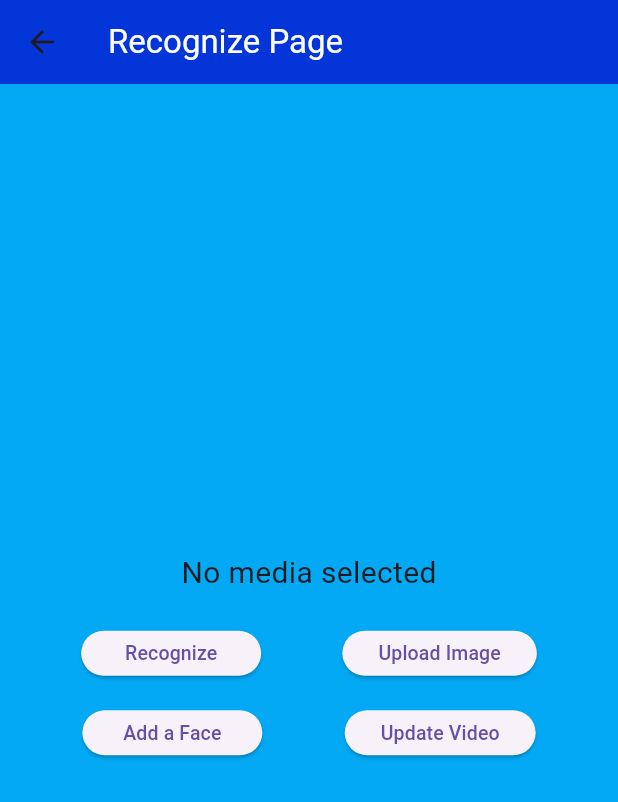
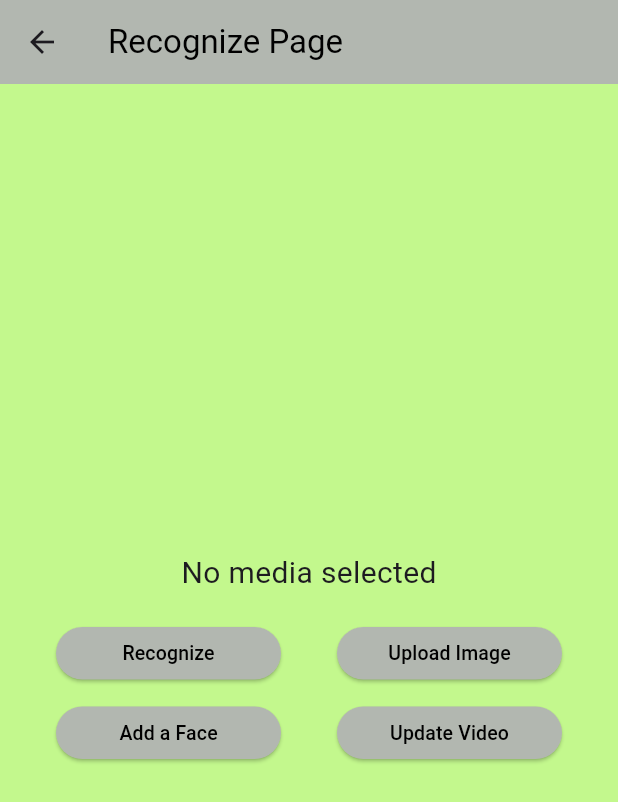
Before and after one commit to Nikhil-1426/Remembron, a Flutter app: the RecognizePage screen opened directly, on a phone screen of 412 x 824 dp. Shown: the top 802 px of the screen. Run offline on Flutter 3.47's test engine with Material 3 defaults, Android fonts, the phone set to English and light mode, and no system bars; our stand-ins replace cloud_firestore, firebase_auth, firebase_core, firebase_storage, image_picker, permission_handler and 2 more; missing offline and left inert: flutter_sound; accounts and stored records are empty.

Commit message:
Final prototype

```diff
--- a/lib/GeoFencingPage.dart
+++ b/lib/GeoFencingPage.dart
@@ -4,10 +4,10 @@ class GeoFencingPage extends StatelessWidget {
   @override
   Widget build(BuildContext context) {
     return Scaffold(
-      backgroundColor: Colors.lightBlue,
+      backgroundColor: Color.fromARGB(255, 195, 248, 141),
       appBar: AppBar(
-        backgroundColor: Color.fromARGB(255, 4, 53, 216),
-        title: Text("Geo Fencing", style: TextStyle(color: Color.fromRGBO(252, 253, 252, 1), fontSize: 22)),
+        backgroundColor: Color.fromARGB(255, 178, 183, 176),
+        title: Text("Geo Fencing", style: TextStyle(color: Colors.black, fontSize: 22)),
       ),
       body: Center(
         child: Column(
--- a/lib/RecognizePage.dart
+++ b/lib/RecognizePage.dart
@@ -129,10 +129,10 @@ class _RecognizePageState extends State<RecognizePage> {
 @override
 Widget build(BuildContext context) {
   return Scaffold(
-    backgroundColor: Colors.lightBlue,
+    backgroundColor: Color.fromARGB(255, 195, 248, 141),
     appBar: AppBar(
-      backgroundColor: Color.fromARGB(255, 4, 53, 216),
-      title: Text('Recognize Page', style: TextStyle(color: Color.fromRGBO(252, 253, 252, 1), fontSize: 22)),
+      backgroundColor: Color.fromARGB(255, 178, 183, 176),
+      title: Text('Recognize Page', style: TextStyle(color: Colors.black, fontSize: 22)),
     ),
     body: Center(
       child: Column(
@@ -149,16 +149,20 @@ Widget build(BuildContext context) {
             children: [
               ElevatedButton(
                 onPressed: _takePicture,
-                child: Text('Recognize', style: TextStyle(fontSize: 13)),
+                child: Text('Recognize', style: TextStyle(fontSize: 13, color : Colors.black)),
                 style: ButtonStyle(
-                  minimumSize: MaterialStateProperty.all<Size>(Size(120, 30)), // Adjust button size here
+                  minimumSize: MaterialStateProperty.all<Size>(Size(150, 35)),
+                  backgroundColor: MaterialStateProperty.all(
+                      Color.fromARGB(255, 178, 183, 176)) // Adjust button size here
                 ),
               ),
               ElevatedButton(
                 onPressed: _uploadImage,
-                child: Text('Upload Image', style: TextStyle(fontSize: 13)),
+                child: Text('Upload Image', style: TextStyle(fontSize: 13, color : Colors.black)),
                 style: ButtonStyle(
-                  minimumSize: MaterialStateProperty.all<Size>(Size(120, 30)), // Adjust button size here
+                  minimumSize: MaterialStateProperty.all<Size>(Size(150, 35)),
+                  backgroundColor: MaterialStateProperty.all(
+                      Color.fromARGB(255, 178, 183, 176)) // Adjust button size here
                 ),
               ),
             ],
@@ -169,16 +173,20 @@ Widget build(BuildContext context) {
             children: [
               ElevatedButton(
                 onPressed: _takeVideo,
-                child: Text('Add a Face', style: TextStyle(fontSize: 13)),
+                child: Text('Add a Face', style: TextStyle(fontSize: 13, color : Colors.black) ),
                 style: ButtonStyle(
-                  minimumSize: MaterialStateProperty.all<Size>(Size(120, 30)), // Adjust button size here
+                  minimumSize: MaterialStateProperty.all<Size>(Size(150, 35)),
+                  backgroundColor: MaterialStateProperty.all(
+                      Color.fromARGB(255, 178, 183, 176)) // Adjust button size here
                 ),
               ),
               ElevatedButton(
                 onPressed: _uploadVideo,
-                child: Text('Update Video', style: TextStyle(fontSize: 13)),
+                child: Text('Update Video', style: TextStyle(fontSize: 13, color : Colors.black)),
                 style: ButtonStyle(
-                  minimumSize: MaterialStateProperty.all<Size>(Size(120, 30)), // Adjust button size here
+                  minimumSize: MaterialStateProperty.all<Size>(Size(150, 35)),
+                  backgroundColor: MaterialStateProperty.all(
+                      Color.fromARGB(255, 178, 183, 176)) // Adjust button size here
                 ),
               ),
             ],
--- a/lib/loading_screen.dart
+++ b/lib/loading_screen.dart
@@ -45,7 +45,7 @@ class _LoadingScreenState extends State<LoadingScreen> with TickerProviderStateM
   @override
   Widget build(BuildContext context) {
     return Scaffold(
-      backgroundColor: Colors.lightBlue,
+      backgroundColor: Color.fromARGB(255, 252, 252, 251),
       body: Stack(
         alignment: Alignment.center,
         children: [
@@ -55,8 +55,8 @@ class _LoadingScreenState extends State<LoadingScreen> with TickerProviderStateM
             child: FadeTransition(
               opacity: _animation,
               child: Container(
-                width: 500,
-                height: 500,
+                width: 300,
+                height: 300,
                 child: Image.asset('assets/logo.png'),
               ),
             ),
--- a/pubspec.yaml
+++ b/pubspec.yaml
@@ -12,7 +12,7 @@ dependencies:
   cloud_firestore: ^4.14.0
   firebase_auth: ^4.16.0
   firebase_core: ^2.24.2
-  # google_fonts: ^4.0.4
+  google_fonts: ^4.0.4
   provider: ^6.1.2
   shared_preferences: ^2.0.8
   image_picker: ^1.0.7
@@ -52,5 +52,6 @@ flutter:
     - assets/convlog.png
     - assets/recognize(2).png
 
+
 android:
   package: com.example.flutter_application_1
```
Also changed, not shown: lib/ConvLogPage.dart (+8 -4 lines), lib/SettingsPage.dart (+5 -5 lines), lib/about_us_page.dart (+4 -4 lines), lib/app_permissions_page.dart (+4 -4 lines), lib/help_centre_page.dart (+4 -4 lines), lib/home_screen.dart (+8 -7 lines), lib/signin_screen.dart (+6 -6 lines), lib/signup_screen.dart (+6 -6 lines), lib/terms_and_conditions_page.dart (+4 -4 lines), lib/user_setup_page.dart (+9 -6 lines), assets/logo.png, pubspec.lock, 2 other files.
